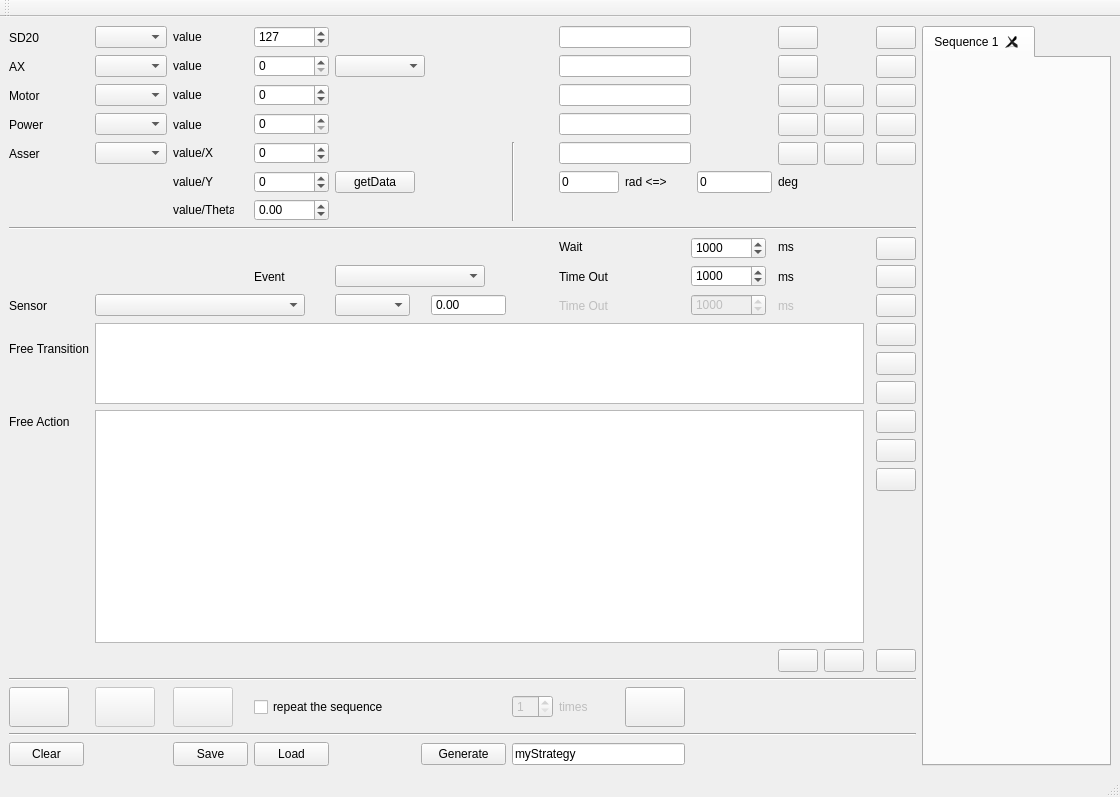
Before: the Qt Designer form PluginModules/ActuatorSequencer/ihm_ActuatorSequencer.ui in CRLG/LABOTBOX, drawn with Qt 5.
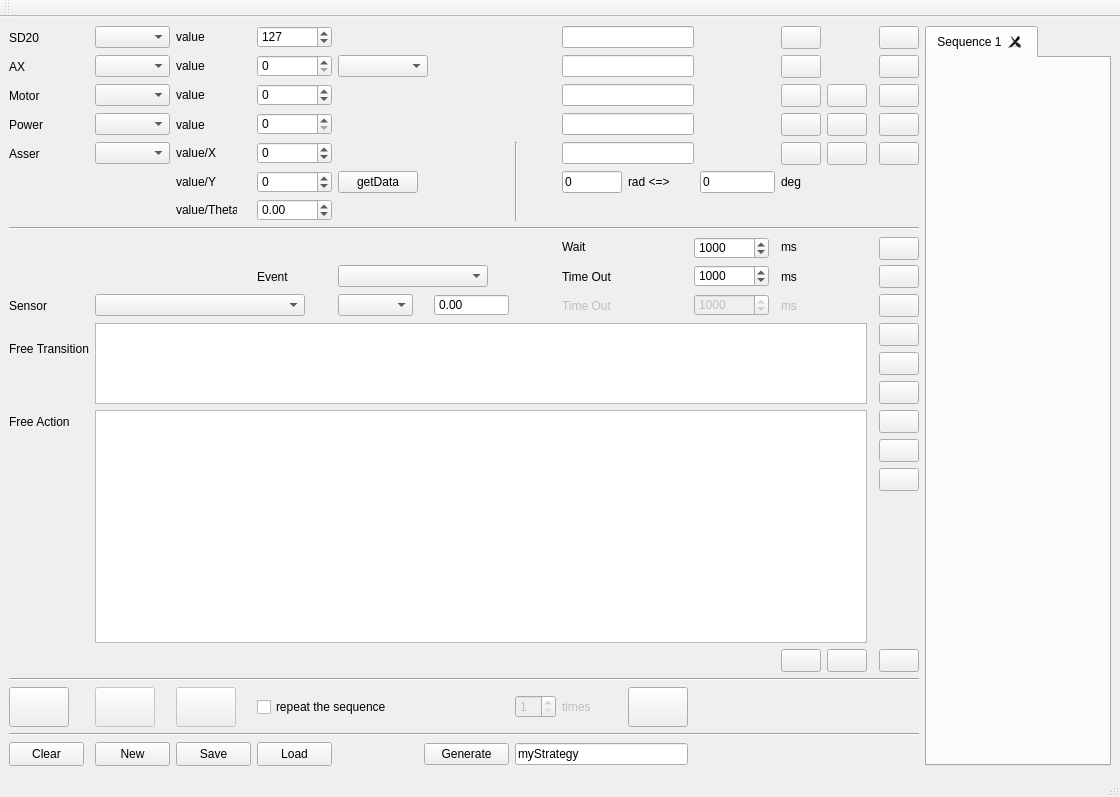
After: the same form once the commit is applied. Icons and pictures are not drawn.

Commit message: #41 [CActuatorSequencer] Ajout nouvelle sequence On peut ajouter une séquence vierge en cliquant sur le bouton "new"

The edit to the form file:
```diff
--- a/PluginModules/ActuatorSequencer/ihm_ActuatorSequencer.ui
+++ b/PluginModules/ActuatorSequencer/ihm_ActuatorSequencer.ui
@@ -1452,6 +1452,29 @@
       </property>
      </widget>
     </item>
+    <item row="22" column="1">
+     <widget class="QPushButton" name="pB_New">
+      <property name="minimumSize">
+       <size>
+        <width>75</width>
+        <height>24</height>
+       </size>
+      </property>
+      <property name="maximumSize">
+       <size>
+        <width>75</width>
+        <height>24</height>
+       </size>
+      </property>
+      <property name="text">
+       <string>New</string>
+      </property>
+      <property name="icon">
+       <iconset resource="../../icons.qrc">
+        <normaloff>:/icons/validate.png</normaloff>:/icons/validate.png</iconset>
+      </property>
+     </widget>
+    </item>
    </layout>
   </widget>
   <widget class="QMenuBar" name="menubar">
```
The commit also changes 1 other file.
